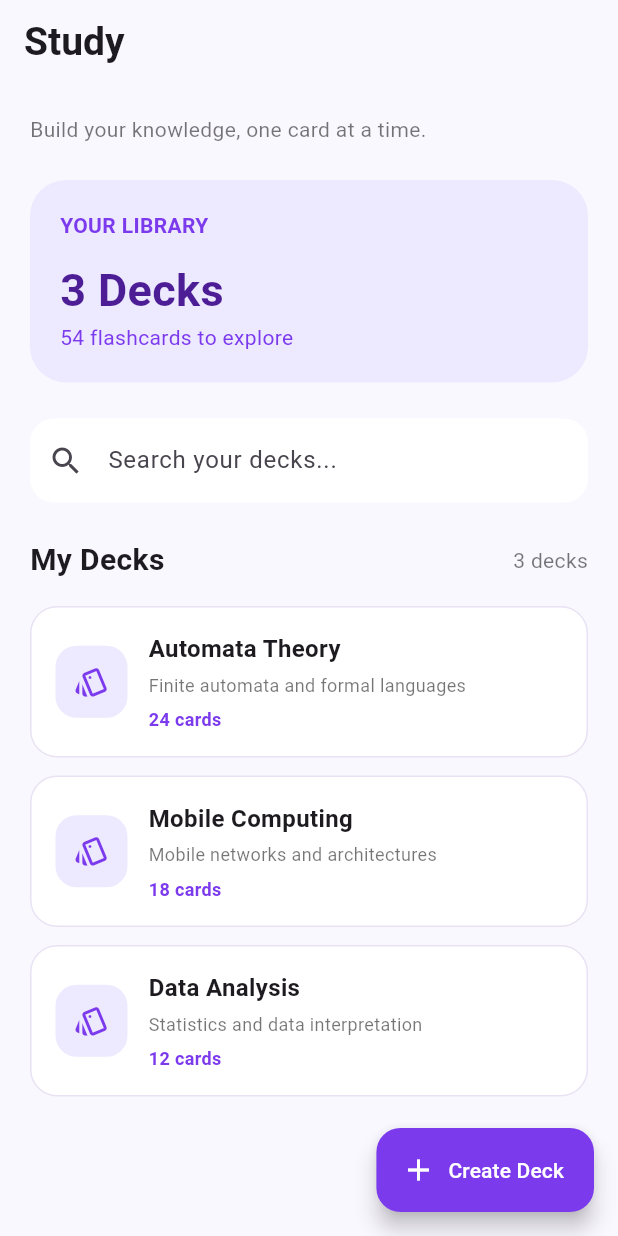
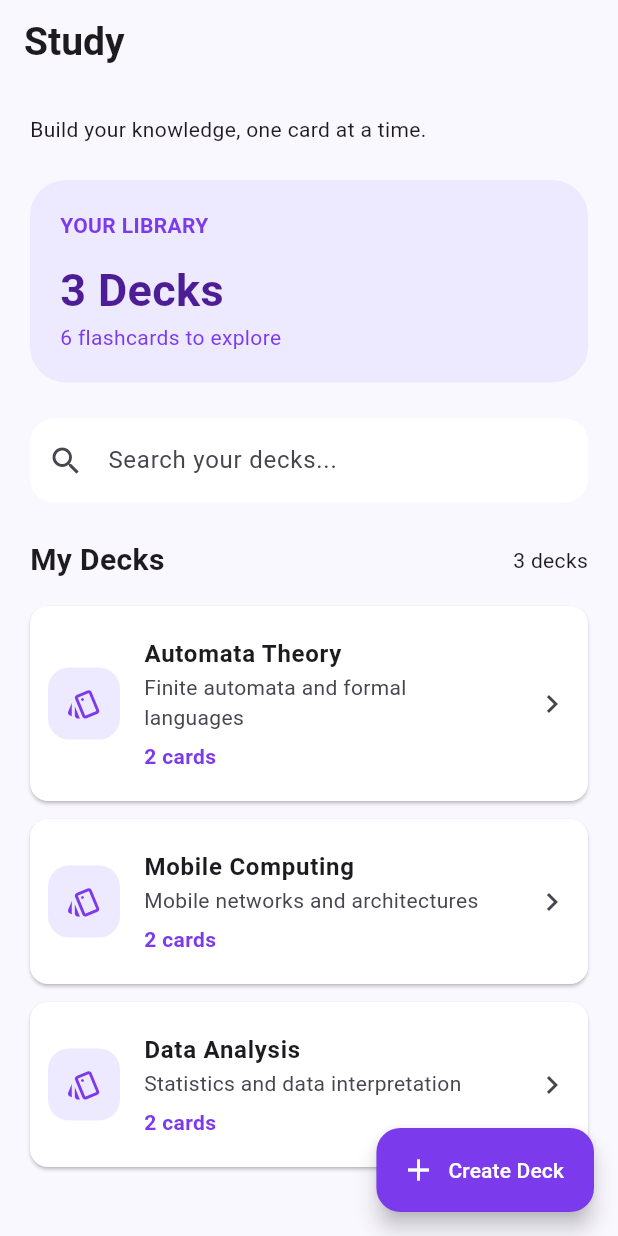
Before and after one commit to DreiLunar/Owli, a Flutter app: the DeckLibraryScreen screen opened directly, on a phone screen of 412 x 824 dp. Run offline on Flutter 3.47's test engine with Material 3 defaults, Android fonts, the phone set to English and light mode, and no system bars; our stand-ins replace material_ui.

Commit message:
feat(study): implement deck details and extract mock study store

```diff
--- a/lib/features/flashcards/data/mock/mock_decks.dart
+++ b/lib/features/flashcards/data/mock/mock_decks.dart
@@ -1,44 +1,84 @@
 import '../../domain/models/deck.dart';
+import '../../domain/models/flashcard.dart';
 
-class MockDeckEntry {
-  final Deck deck;
-  final int cardCount;
+final _mockDate = DateTime(2026, 11, 24);
 
-  const MockDeckEntry({required this.deck, required this.cardCount});
-}
-
-final mockDecks = [
-  MockDeckEntry(
-    deck: Deck(
+final mockDecks = <Deck>[
+  Deck(
     id: 'deck_001',
     ownerId: 'mock_user',
     title: 'Automata Theory',
     description: 'Finite automata and formal languages',
-      createdAt: DateTime(2026, 11, 24),
-      updatedAt: DateTime(2026, 11, 24),
+    createdAt: _mockDate,
+    updatedAt: _mockDate,
   ),
-    cardCount: 24,
-  ),
-  MockDeckEntry(
-    deck: Deck(
+  Deck(
     id: 'deck_002',
     ownerId: 'mock_user',
     title: 'Mobile Computing',
     description: 'Mobile networks and architectures',
-      createdAt: DateTime(2026, 11, 24),
-      updatedAt: DateTime(2026, 11, 24),
+    createdAt: _mockDate,
+    updatedAt: _mockDate,
   ),
-    cardCount: 18,
-  ),
-  MockDeckEntry(
-    deck: Deck(
+  Deck(
     id: 'deck_003',
     ownerId: 'mock_user',
     title: 'Data Analysis',
     description: 'Statistics and data interpretation',
-      createdAt: DateTime(2026, 11, 24),
-      updatedAt: DateTime(2026, 11, 24),
-    ),
-    cardCount: 12,
+    createdAt: _mockDate,
+    updatedAt: _mockDate,
   ),
 ];
+
+final mockFlashcards = <Flashcard>[
+  Flashcard(
+    id: 'card_001',
+    deckId: 'deck_001',
+    front: 'What is a DFA?',
+    back: 'A deterministic finite automaton.',
+    createdAt: _mockDate,
+    updatedAt: _mockDate,
+  ),
+  Flashcard(
+    id: 'card_002',
+    deckId: 'deck_001',
+    front: 'What is an alphabet?',
+    back: 'A finite set of symbols.',
+    createdAt: _mockDate,
+    updatedAt: _mockDate,
+  ),
+  Flashcard(
+    id: 'card_003',
+    deckId: 'deck_002',
+    front: 'What is mobile computing?',
+    back: 'Computing using portable devices.',
+    createdAt: _mockDate,
+    updatedAt: _mockDate,
+  ),
+  Flashcard(
+    id: 'card_004',
+    deckId: 'deck_002',
+    front: 'What is LAN?',
+    back: 'Local Area Network.',
+    createdAt: _mockDate,
+    updatedAt: _mockDate,
+  ),
+  Flashcard(
+    id: 'card_005',
+    deckId: 'deck_003',
+    front: 'What is the mean?',
+    back: 'The sum of values divided by their count.',
+    createdAt: _mockDate,
+    updatedAt: _mockDate,
+  ),
+  Flashcard(
+    id: 'card_006',
+    deckId: 'deck_003',
+    front: 'What is the median?',
+    back:
+        'The middle value of an ordered dataset, '
+        'or the mean of the two middle values.',
+    createdAt: _mockDate,
+    updatedAt: _mockDate,
+  ),
+];
--- /dev/null
+++ b/lib/features/flashcards/data/mock/mock_study_store.dart
@@ -0,0 +1,48 @@
+import '../../domain/models/deck.dart';
+import '../../domain/models/flashcard.dart';
+import 'mock_decks.dart';
+
+class MockStudyStore {
+  final List<Deck> _decks = List<Deck>.of(mockDecks);
+
+  final List<Flashcard> _flashcards = List<Flashcard>.of(mockFlashcards);
+
+  int _nextDeckId = 1;
+
+  List<Deck> get decks => List<Deck>.unmodifiable(_decks);
+
+  int get totalCardCount => _flashcards.length;
+
+  List<Flashcard> cardsForDeck(String deckId) {
+    return List<Flashcard>.unmodifiable(
+      _flashcards.where((card) => card.deckId == deckId),
+    );
+  }
+
+  int cardCountForDeck(String deckId) {
+    return _flashcards.where((card) => card.deckId == deckId).length;
+  }
+
+  Deck createDeck({required String title, String description = ''}) {
+    final cleanTitle = title.trim();
+
+    if (cleanTitle.isEmpty) {
+      throw ArgumentError('Deck title cannot be empty.');
+    }
+
+    final now = DateTime.now();
+
+    final deck = Deck(
+      id: 'mock_deck_${_nextDeckId++}',
+      ownerId: 'mock_user',
+      title: cleanTitle,
+      description: description.trim(),
+      createdAt: now,
+      updatedAt: now,
+    );
+
+    _decks.insert(0, deck);
+
+    return deck;
+  }
+}
--- a/lib/features/flashcards/presentation/screens/deck_library_screen.dart
+++ b/lib/features/flashcards/presentation/screens/deck_library_screen.dart
@@ -1,8 +1,10 @@
 import 'package:material_ui/material_ui.dart';
 
-import '../../data/mock/mock_decks.dart';
+import '../../data/mock/mock_study_store.dart';
 import '../../domain/models/deck.dart';
+
 import 'create_deck_screen.dart';
+import 'deck_details_screen.dart';
 
 class DeckLibraryScreen extends StatefulWidget {
   const DeckLibraryScreen({super.key});
@@ -12,11 +14,11 @@ class DeckLibraryScreen extends StatefulWidget {
 }
 
 class _DeckLibraryScreenState extends State<DeckLibraryScreen> {
-  String _searchQuery = '';
+  final _store = MockStudyStore();
 
   final _searchController = TextEditingController();
 
-  final List<MockDeckEntry> _decks = List<MockDeckEntry>.of(mockDecks);
+  String _searchQuery = '';
 
   static const primaryColor = Color(0xFF7C3AED);
   static const backgroundColor = Color(0xFFFAF8FF);
@@ -28,6 +30,7 @@ class _DeckLibraryScreenState extends State<DeckLibraryScreen> {
     super.dispose();
   }
 
+  // Create a deck through the store.
   Future<void> _createDeck() async {
     final draft = await Navigator.of(context).push<DeckDraft>(
       MaterialPageRoute(builder: (context) => const CreateDeckScreen()),
@@ -37,23 +40,12 @@ class _DeckLibraryScreenState extends State<DeckLibraryScreen> {
       return;
     }
 
-    final now = DateTime.now();
-
-    final newDeck = Deck(
-      id: 'deck_${now.microsecondsSinceEpoch}',
-      ownerId: 'mock_user',
-      title: draft.title,
-      description: draft.description,
-      createdAt: now,
-      updatedAt: now,
-    );
-
     _searchController.clear();
 
     setState(() {
+      _store.createDeck(title: draft.title, description: draft.description);
+
       _searchQuery = '';
-
-      _decks.insert(0, MockDeckEntry(deck: newDeck, cardCount: 0));
     });
 
     ScaffoldMessenger.of(
@@ -61,22 +53,41 @@ class _DeckLibraryScreenState extends State<DeckLibraryScreen> {
     ).showSnackBar(const SnackBar(content: Text('Deck created successfully!')));
   }
 
+  // Open the selected deck and its flashcards.
+  void _openDeck(Deck deck) {
+    Navigator.of(context).push(
+      MaterialPageRoute<void>(
+        builder: (context) => DeckDetailsScreen(
+          deck: deck,
+          flashcards: _store.cardsForDeck(deck.id),
+        ),
+      ),
+    );
+  }
+
   @override
   Widget build(BuildContext context) {
-    final filteredDecks = _decks.where((entry) {
+    final decks = _store.decks;
+
     final query = _searchQuery.trim().toLowerCase();
 
-      return entry.deck.title.toLowerCase().contains(query) ||
-          entry.deck.description.toLowerCase().contains(query);
+    final filteredDecks = decks.where((deck) {
+      return deck.title.toLowerCase().contains(query) ||
+          deck.description.toLowerCase().contains(query);
     }).toList();
-
-    final totalCards = _decks.fold<int>(
-      0,
-      (total, entry) => total + entry.cardCount,
-    );
 
     return Scaffold(
       backgroundColor: backgroundColor,
+
+      appBar: AppBar(
+        backgroundColor: backgroundColor,
+        surfaceTintColor: Colors.transparent,
+        title: const Text(
+          'Study',
+          style: TextStyle(fontSize: 26, fontWeight: FontWeight.bold),
+        ),
+      ),
+
       floatingActionButton: FloatingActionButton.extended(
         onPressed: _createDeck,
         backgroundColor: primaryColor,
@@ -84,22 +95,13 @@ class _DeckLibraryScreenState extends State<DeckLibraryScreen> {
         icon: const Icon(Icons.add),
         label: const Text('Create Deck'),
       ),
-      appBar: AppBar(
-        backgroundColor: backgroundColor,
-        surfaceTintColor: Colors.transparent,
-        title: const Text(
-          'Study',
-          style: TextStyle(fontWeight: FontWeight.bold, fontSize: 26),
-        ),
-      ),
+
       body: SafeArea(
         child: ListView(
           padding: const EdgeInsets.fromLTRB(20, 20, 20, 100),
           children: [
-            const Text(
-              'Build your knowledge, one card at a time.',
-              style: TextStyle(color: Colors.black54, fontSize: 14),
-            ),
+            const Text('Build your knowledge, one card at a time.'),
+
             const SizedBox(height: 24),
 
             // Library summary
@@ -119,17 +121,21 @@ class _DeckLibraryScreenState extends State<DeckLibraryScreen> {
                       fontWeight: FontWeight.w600,
                     ),
                   ),
+
                   const SizedBox(height: 12),
+
                   Text(
-                    '${_decks.length} Decks',
+                    '${decks.length} Decks',
                     style: const TextStyle(
                       fontSize: 30,
                       fontWeight: FontWeight.bold,
                       color: Color(0xFF4C1D95),
                     ),
                   ),
+
                   Text(
-                    '$totalCards flashcards to explore',
+                    '${_store.totalCardCount} '
+                    'flashcards to explore',
                     style: const TextStyle(color: primaryColor),
                   ),
                 ],
@@ -138,7 +144,7 @@ class _DeckLibraryScreenState extends State<DeckLibraryScreen> {
 
             const SizedBox(height: 24),
 
-            // Search bar
+            // Search
             TextField(
               controller: _searchController,
               onChanged: (value) {
@@ -160,7 +166,6 @@ class _DeckLibraryScreenState extends State<DeckLibraryScreen> {
 
             const SizedBox(height: 24),
 
-            // Deck list heading
             Row(
               mainAxisAlignment: MainAxisAlignment.spaceBetween,
               children: [
@@ -168,16 +173,12 @@ class _DeckLibraryScreenState extends State<DeckLibraryScreen> {
                   'My Decks',
                   style: TextStyle(fontSize: 20, fontWeight: FontWeight.bold),
                 ),
-                Text(
-                  '${filteredDecks.length} decks',
-                  style: const TextStyle(color: Colors.black54),
-                ),
+                Text('${filteredDecks.length} decks'),
               ],
             ),
 
             const SizedBox(height: 16),
 
-            // Deck list or empty state
             if (filteredDecks.isEmpty)
               const Padding(
                 padding: EdgeInsets.symmetric(vertical: 48),
@@ -197,18 +198,19 @@ class _DeckLibraryScreenState extends State<DeckLibraryScreen> {
     );
   }
 
-  Widget _buildDeckCard(MockDeckEntry entry) {
-    return Container(
+  Widget _buildDeckCard(Deck deck) {
+    final cardCount = _store.cardCountForDeck(deck.id);
+
+    return Card(
+      color: Colors.white,
       margin: const EdgeInsets.only(bottom: 12),
-      padding: const EdgeInsets.all(16),
-      decoration: BoxDecoration(
-        color: Colors.white,
-        borderRadius: BorderRadius.circular(18),
-        border: Border.all(color: const Color(0xFFE8E2F3)),
-      ),
-      child: Row(
-        children: [
-          Container(
+
+      child: ListTile(
+        contentPadding: const EdgeInsets.all(12),
+
+        onTap: () => _openDeck(deck),
+
+        leading: Container(
           width: 48,
           height: 48,
           decoration: BoxDecoration(
@@ -217,36 +219,30 @@ class _DeckLibraryScreenState extends State<DeckLibraryScreen> {
           ),
           child: const Icon(Icons.style_outlined, color: primaryColor),
         ),
-          const SizedBox(width: 14),
-          Expanded(
-            child: Column(
+
+        title: Text(
+          deck.title,
+          style: const TextStyle(fontWeight: FontWeight.w600),
+        ),
+
+        subtitle: Column(
           crossAxisAlignment: CrossAxisAlignment.start,
           children: [
+            if (deck.description.isNotEmpty) Text(deck.description),
+
+            const SizedBox(height: 6),
+
             Text(
-                  entry.deck.title,
-                  style: const TextStyle(
-                    fontSize: 16,
-                    fontWeight: FontWeight.w600,
-                  ),
-                ),
-                const SizedBox(height: 4),
-                Text(
-                  entry.deck.description,
-                  style: const TextStyle(fontSize: 12, color: Colors.black54),
-                ),
-                const SizedBox(height: 6),
-                Text(
-                  '${entry.cardCount} cards',
+              '$cardCount cards',
               style: const TextStyle(
                 color: primaryColor,
-                    fontSize: 12,
                 fontWeight: FontWeight.w600,
               ),
             ),
           ],
         ),
-          ),
-        ],
+
+        trailing: const Icon(Icons.chevron_right),
       ),
     );
   }
```
Also changed, not shown: lib/features/flashcards/presentation/screens/deck_details_screen.dart (added, +160 -0 lines). Lines whose indentation alone changed are shown as unchanged.
